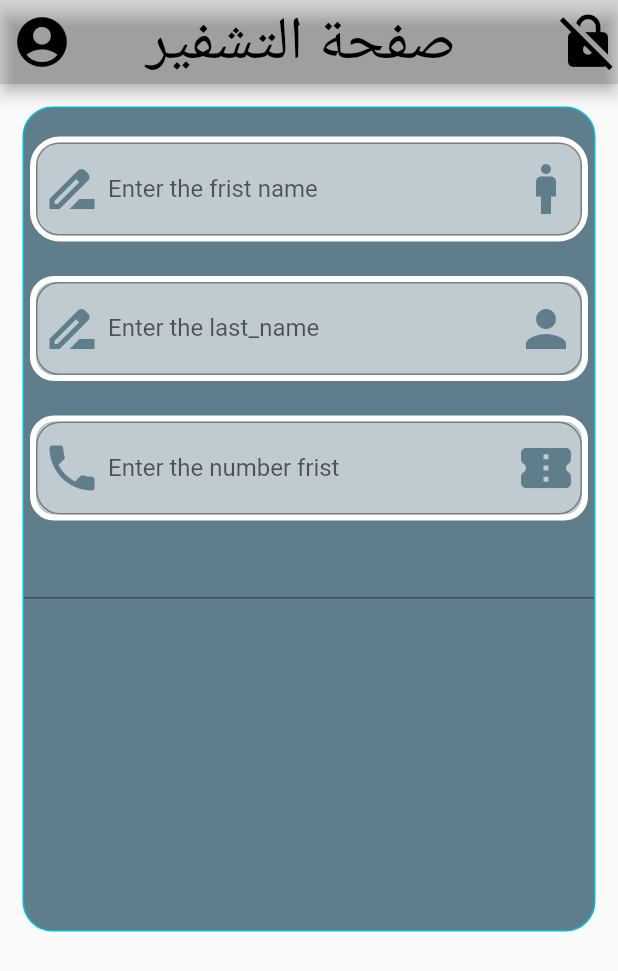
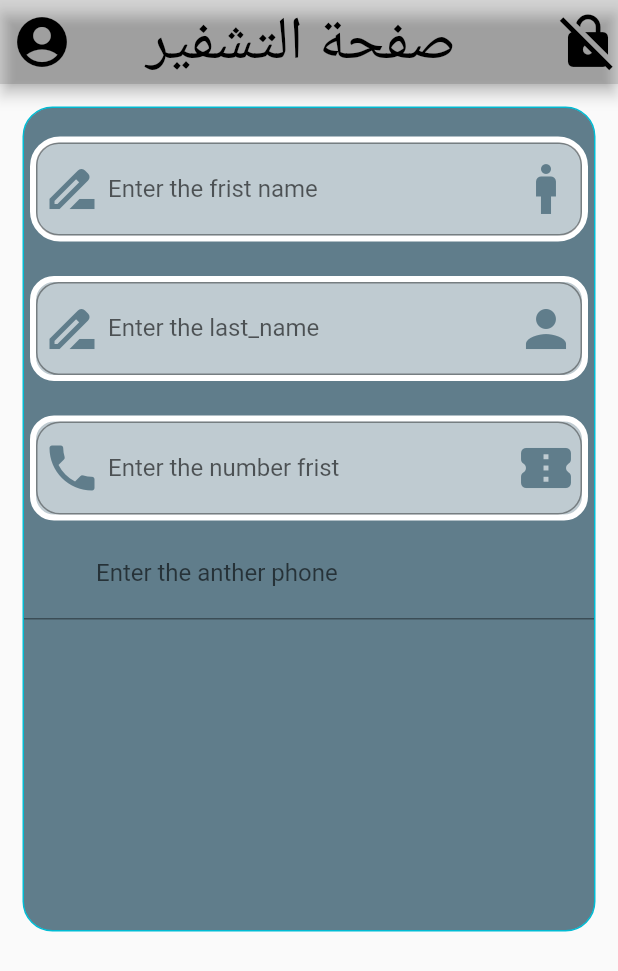
Before and after one commit to salahalddinn/project_flutter, a Flutter app: the screen it shows after launch, on a phone screen of 412 x 824 dp. Shown: the top 971 px of the screen. Run offline on Flutter 3.47's test engine with Material 2 defaults, Android fonts, the light colour scheme and no system bars.

Commit message:
create Textformfield 4 change InputDecoration label and hint  branch salah

```diff
--- a/lib/main.dart
+++ b/lib/main.dart
@@ -117,6 +117,9 @@ class screan1 extends StatelessWidget {
                  decoration: InputDecoration(
                    prefixIcon: Icon(Icons.phone_android_outlined,size: 40,color: Colors.blueGrey,),
                    suffixIcon: Icon(Icons.man,size: 40,color: Colors.blueGrey,),
+                   labelText: "Enter the anther phone",
+                   hintText: "ادخل رقم ثاني ان وجود",
+
                  ),
                ),
                 ],
```
